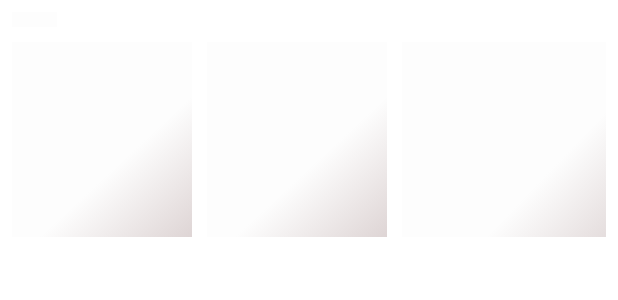
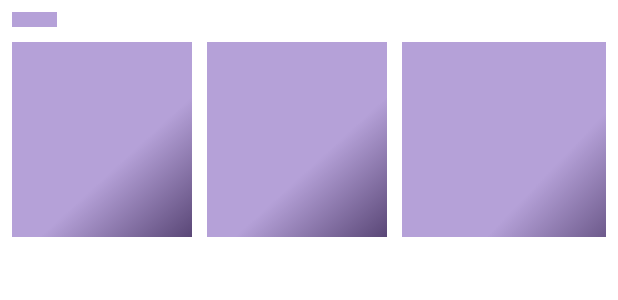
Before and after one commit to Sam-muigai/Gameify, an Android app built with Jetpack Compose: the @Preview function ShimmerLoadingNow, on a phone screen of 412 x 824 dp. Shown: the top 300 px of the screen. Run offline under Robolectric (Android 15) with nearby library versions, the light colour scheme and no system bars; our stand-ins replace Shimmer.

Commit message:
add shimmer loading state

```diff
--- a/app/build.gradle
+++ b/app/build.gradle
@@ -20,12 +20,12 @@ kotlin {
 
 android {
     namespace 'com.samkt.gameify'
-    compileSdk 34
+    compileSdk 33
 
     defaultConfig {
         applicationId "com.samkt.gameify"
         minSdk 24
-        targetSdk 34
+        targetSdk 33
         versionCode 1
         versionName "1.0"
         testInstrumentationRunner "androidx.test.runner.AndroidJUnitRunner"
--- a/app/src/main/java/com/samkt/gameify/presentation/components/ShimmerLoading.kt
+++ b/app/src/main/java/com/samkt/gameify/presentation/components/ShimmerLoading.kt
@@ -33,9 +33,9 @@ fun Modifier.shimmerEffect(): Modifier = composed {
     background(
         brush = Brush.linearGradient(
             colors = listOf(
-                Color(0xFFFDFDFD),
-                Color(0xFFD5C9C9),
-                Color(0xFFFAF7F7),
+                Color(0xFFB5A1D8),
+                Color(0xED311D4E),
+                Color(0xFFD6D4E4),
             ),
             start = Offset(startOffsetX, 0f),
             end = Offset(startOffsetX + size.width.toFloat(), size.height.toFloat())
```
